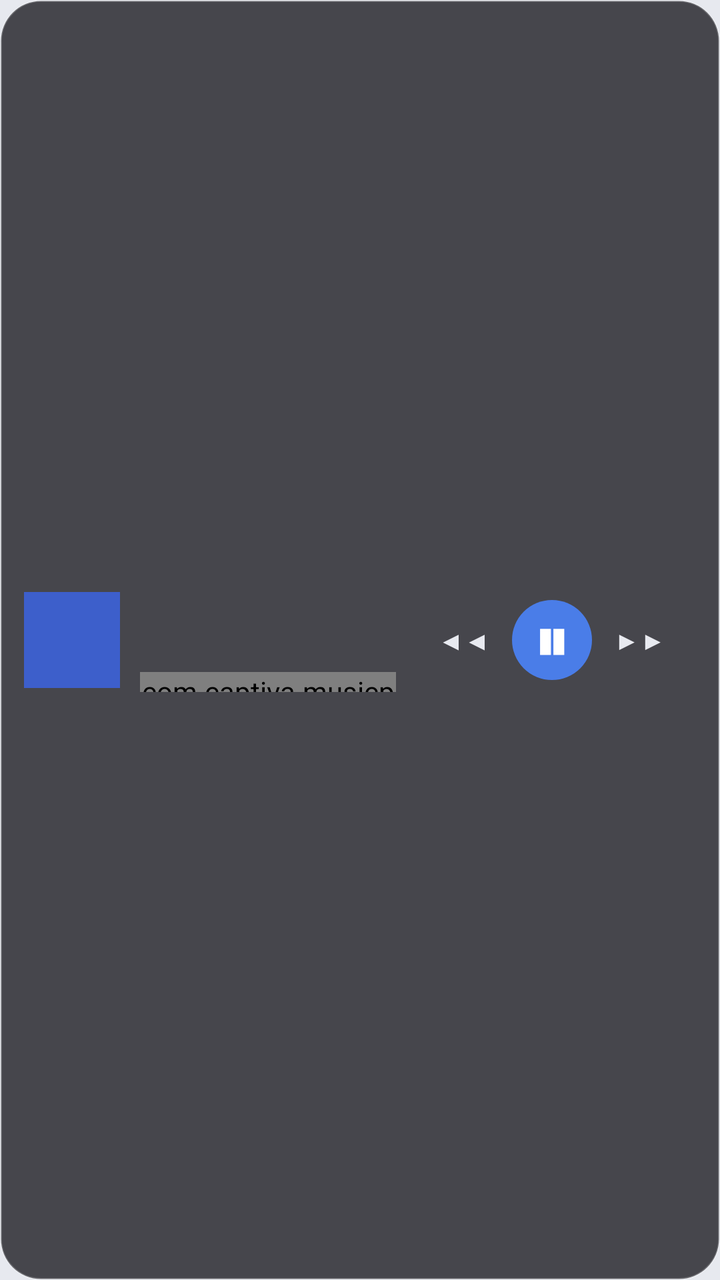
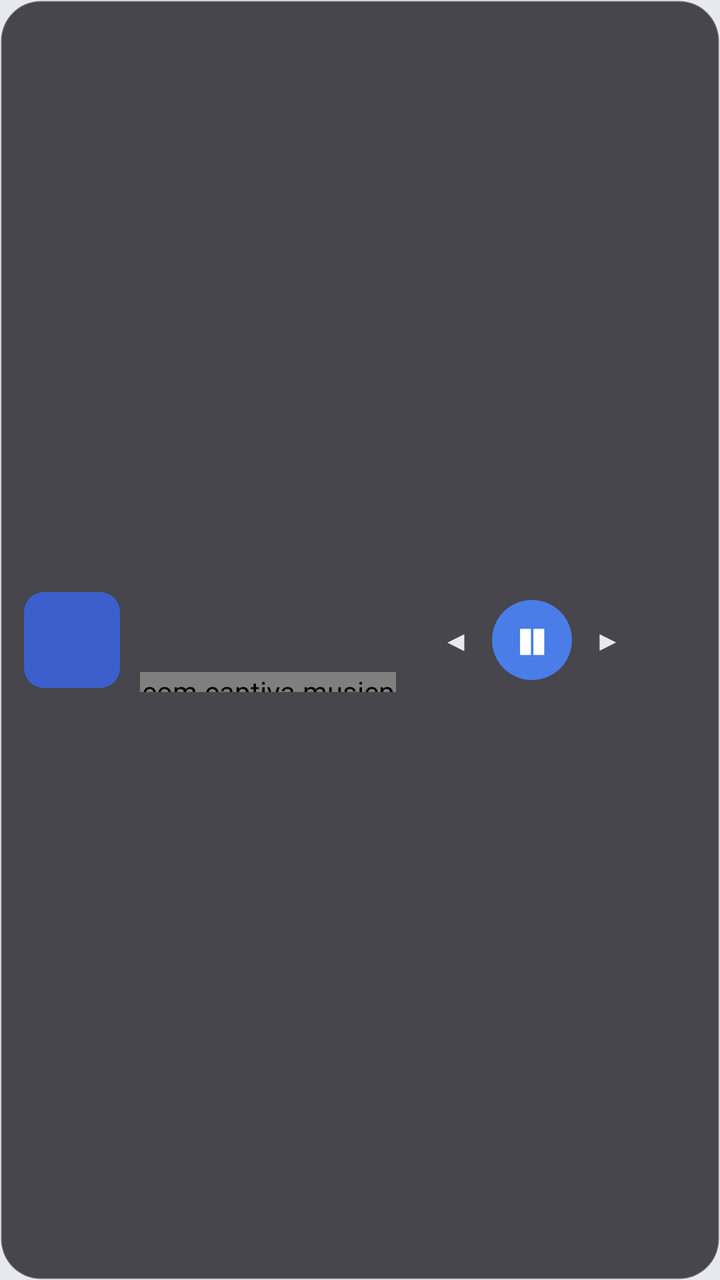

Screens rendered from an Android XML layout before and after an edit, with the pre-edit source and the edit as a unified diff.
<!-- AndroidManifest.xml: application theme Theme.CaptivaMusic -->
<!-- res/layout/float_control.xml -->
<?xml version="1.0" encoding="utf-8"?>
<LinearLayout xmlns:android="http://schemas.android.com/apk/res/android"
    android:layout_width="wrap_content"
    android:layout_height="wrap_content"
    android:orientation="horizontal"
    android:gravity="center_vertical"
    android:background="@drawable/bg_float_control"
    android:paddingLeft="12dp"
    android:paddingRight="12dp"
    android:paddingTop="10dp"
    android:paddingBottom="10dp">

    
    <ImageView
        android:id="@+id/float_cover"
        android:layout_width="48dp"
        android:layout_height="48dp"
        android:scaleType="centerCrop"
        android:background="#3D5FCB"
        android:contentDescription="封面" />

    
    <LinearLayout
        android:id="@+id/float_text_area"
        android:layout_width="128dp"
        android:layout_height="wrap_content"
        android:layout_marginLeft="10dp"
        android:layout_marginRight="14dp"
        android:orientation="vertical">

        <TextView
            android:id="@+id/float_title"
            android:layout_width="match_parent"
            android:layout_height="wrap_content"
            android:singleLine="true"
            android:ellipsize="end"
            android:textColor="#FFFFFF"
            android:textSize="13sp" />

        <LinearLayout
            android:layout_width="match_parent"
            android:layout_height="wrap_content"
            android:layout_marginTop="3dp"
            android:orientation="horizontal"
            android:gravity="center_vertical">

            <TextView
                android:id="@+id/float_lrc"
                android:layout_width="0dp"
                android:layout_weight="1"
                android:layout_height="wrap_content"
                android:singleLine="true"
                android:ellipsize="end"
                android:textColor="#35C4A0"
                android:textSize="12sp"
                android:layout_marginRight="4dp" />

            <TextView
                android:id="@+id/float_time"
                android:layout_width="wrap_content"
                android:layout_height="wrap_content"
                android:singleLine="true"
                android:textColor="#9AA0AC"
                android:textSize="12sp" />
        </LinearLayout>

        <com.captiva.musicplayer.FloatProgressView
            android:id="@+id/float_progress"
            android:layout_width="match_parent"
            android:layout_height="10dp"
            android:layout_marginTop="5dp" />
    </LinearLayout>

    <TextView
        android:id="@+id/float_prev"
        android:layout_width="40dp"
        android:layout_height="40dp"
        android:gravity="center"
        android:text="◀◀"
        android:textColor="#E8EAF0"
        android:textSize="13sp" />

    <TextView
        android:id="@+id/float_toggle"
        android:layout_width="40dp"
        android:layout_height="40dp"
        android:layout_marginLeft="4dp"
        android:layout_marginRight="4dp"
        android:gravity="center"
        android:background="@drawable/bg_float_toggle"
        android:text="❚❚"
        android:textColor="#FFFFFF"
        android:textSize="14sp" />

    <TextView
        android:id="@+id/float_next"
        android:layout_width="40dp"
        android:layout_height="40dp"
        android:gravity="center"
        android:text="▶▶"
        android:textColor="#E8EAF0"
        android:textSize="13sp" />

</LinearLayout>
<!-- resources referenced by this layout -->
<resources>
  <!-- drawable bg_float_control (drawable) -->
  <?xml version="1.0" encoding="utf-8"?>
  <shape xmlns:android="http://schemas.android.com/apk/res/android"
      android:shape="rectangle">
      <solid android:color="#CC1E1E24" />
      <corners android:radius="20dp" />
      <stroke
          android:width="1dp"
          android:color="#33FFFFFF" />
  </shape>
  <!-- drawable bg_float_toggle (drawable) -->
  <?xml version="1.0" encoding="utf-8"?>
  <shape xmlns:android="http://schemas.android.com/apk/res/android"
      android:shape="oval">
      <solid android:color="#4A7DE8" />
  </shape>
  <style name="Theme.CaptivaMusic" parent="Theme.AppCompat.DayNight.NoActionBar">
          <item name="colorPrimary">@color/accent</item>
          <item name="colorPrimaryDark">@color/bg_title_bar</item>
          <item name="colorAccent">@color/accent</item>
          <item name="android:windowBackground">@color/bg_main</item>
          <item name="android:statusBarColor">@color/bg_title_bar</item>
          <item name="android:textColorPrimary">@color/text_primary</item>
          
          <item name="android:windowFullscreen">true</item>
          <item name="android:windowNoTitle">true</item>
          
          <item name="android:windowAnimationStyle">@style/NoAnimation</item>
      </style>
  <color name="accent">#0288D1</color>
  <color name="bg_title_bar">#EDEFF4</color>
  <color name="bg_main">#E7E9EF</color>
  <color name="text_primary">#1A1D26</color>
  <style name="NoAnimation" parent="@android:style/Animation.Activity">
          <item name="android:activityOpenEnterAnimation">@null</item>
          <item name="android:activityOpenExitAnimation">@null</item>
          <item name="android:activityCloseEnterAnimation">@null</item>
          <item name="android:activityCloseExitAnimation">@null</item>
          <item name="android:taskOpenEnterAnimation">@null</item>
          <item name="android:taskOpenExitAnimation">@null</item>
          <item name="android:taskCloseEnterAnimation">@null</item>
          <item name="android:taskCloseExitAnimation">@null</item>
          <item name="android:taskToFrontEnterAnimation">@null</item>
          <item name="android:taskToFrontExitAnimation">@null</item>
          <item name="android:taskToBackEnterAnimation">@null</item>
          <item name="android:taskToBackExitAnimation">@null</item>
      </style>
</resources>

<!-- the commit's change to res/layout/float_control.xml (unified diff, before → after) -->
@@ -16,7 +16,7 @@
         android:layout_width="48dp"
         android:layout_height="48dp"
         android:scaleType="centerCrop"
-        android:background="#3D5FCB"
+        android:background="@drawable/bg_float_cover"
         android:contentDescription="封面" />
 
     
@@ -37,32 +37,15 @@
             android:textColor="#FFFFFF"
             android:textSize="13sp" />
 
-        <LinearLayout
+        <TextView
+            android:id="@+id/float_lrc"
             android:layout_width="match_parent"
             android:layout_height="wrap_content"
             android:layout_marginTop="3dp"
-            android:orientation="horizontal"
-            android:gravity="center_vertical">
-
-            <TextView
-                android:id="@+id/float_lrc"
-                android:layout_width="0dp"
-                android:layout_weight="1"
-                android:layout_height="wrap_content"
-                android:singleLine="true"
-                android:ellipsize="end"
-                android:textColor="#35C4A0"
-                android:textSize="12sp"
-                android:layout_marginRight="4dp" />
-
-            <TextView
-                android:id="@+id/float_time"
-                android:layout_width="wrap_content"
-                android:layout_height="wrap_content"
-                android:singleLine="true"
-                android:textColor="#9AA0AC"
-                android:textSize="12sp" />
-        </LinearLayout>
+            android:singleLine="true"
+            android:ellipsize="end"
+            android:textColor="#35C4A0"
+            android:textSize="12sp" />
 
         <com.captiva.musicplayer.FloatProgressView
             android:id="@+id/float_progress"
@@ -73,19 +56,19 @@
 
     <TextView
         android:id="@+id/float_prev"
-        android:layout_width="40dp"
+        android:layout_width="32dp"
         android:layout_height="40dp"
         android:gravity="center"
-        android:text="◀◀"
+        android:text="◀"
         android:textColor="#E8EAF0"
-        android:textSize="13sp" />
+        android:textSize="14sp" />
 
     <TextView
         android:id="@+id/float_toggle"
         android:layout_width="40dp"
         android:layout_height="40dp"
-        android:layout_marginLeft="4dp"
-        android:layout_marginRight="4dp"
+        android:layout_marginLeft="2dp"
+        android:layout_marginRight="2dp"
         android:gravity="center"
         android:background="@drawable/bg_float_toggle"
         android:text="❚❚"
@@ -94,11 +77,11 @@
 
     <TextView
         android:id="@+id/float_next"
-        android:layout_width="40dp"
+        android:layout_width="32dp"
         android:layout_height="40dp"
         android:gravity="center"
-        android:text="▶▶"
+        android:text="▶"
         android:textColor="#E8EAF0"
-        android:textSize="13sp" />
+        android:textSize="14sp" />
 
 </LinearLayout>
<!-- resource entries referenced after the edit -->
@@ -9,6 +9,13 @@
       <stroke
           android:width="1dp"
           android:color="#33FFFFFF" />
+  </shape>
+  <!-- drawable bg_float_cover (drawable) -->
+  <?xml version="1.0" encoding="utf-8"?>
+  <shape xmlns:android="http://schemas.android.com/apk/res/android"
+      android:shape="rectangle">
+      <solid android:color="#3D5FCB" />
+      <corners android:radius="10dp" />
   </shape>
   <!-- drawable bg_float_toggle (drawable) -->
   <?xml version="1.0" encoding="utf-8"?>
